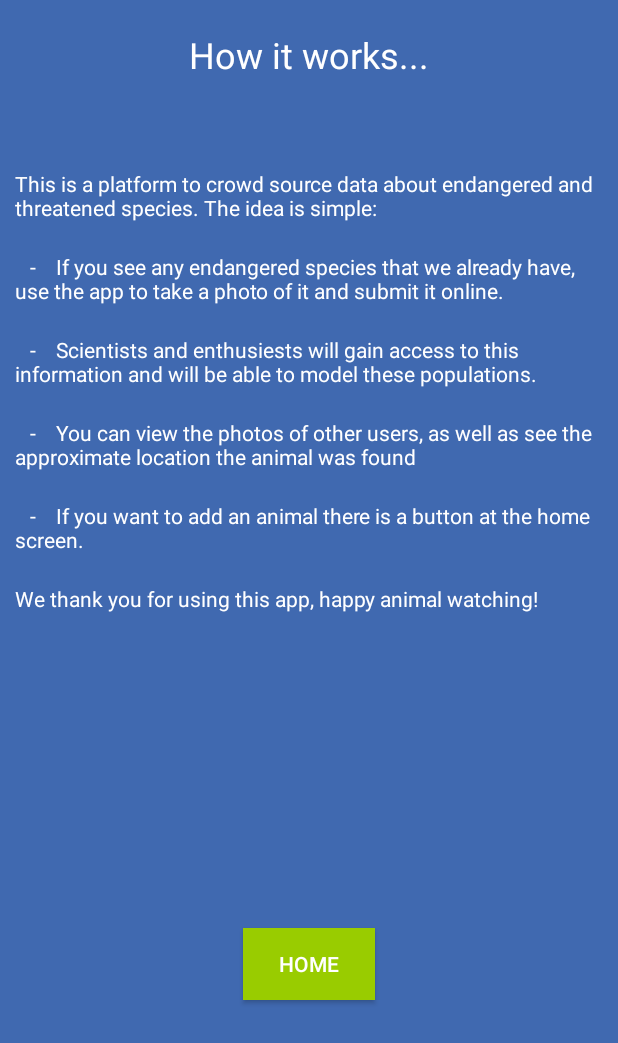
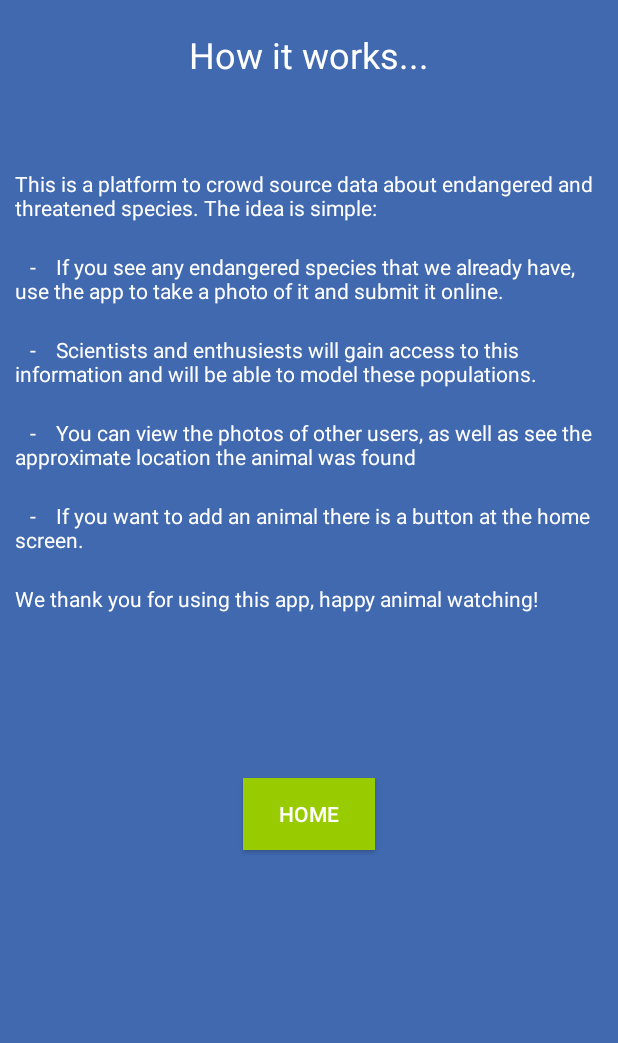
Before and after one commit to SmailBarkouch/environment-watch, an Android app: the SecondWelcomeActivity screen opened directly, with no data from a screen before it, on a phone screen of 412 x 824 dp. Shown: the top 1043 px of the screen. Run offline under Robolectric (Android 15) with nearby library versions, the phone set to English and light mode, and no system bars.

Commit message:
some look changes

```diff
--- a/environment-watch-android/app/src/main/java/com/tensors/environment_watch/ui/mainscreen/TabFragment.kt
+++ b/environment-watch-android/app/src/main/java/com/tensors/environment_watch/ui/mainscreen/TabFragment.kt
@@ -91,5 +91,4 @@ class TabFragment : Fragment() {
             }
         }
     }
-
 }
--- a/environment-watch-android/app/src/main/res/layout/activity_welcome2.xml
+++ b/environment-watch-android/app/src/main/res/layout/activity_welcome2.xml
@@ -53,7 +53,7 @@
         android:textColor="@android:color/white"
         android:layout_height="wrap_content"
         android:padding="10dp"
-        android:layout_marginBottom="200dp"
+        android:layout_marginBottom="100dp"
         android:text="We thank you for using this app, happy animal watching!"/>
 
     <Button
```
